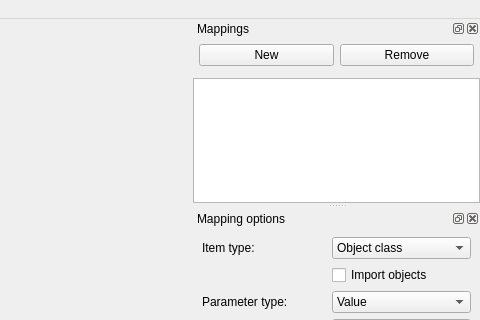
This is spinetoolbox/import_editor/ui/import_editor_window.ui in spine-tools/Spine-Toolbox as Qt 5 draws it before an edit; both pictures show x 717 to 1197 and y 0 to 320 of the 1197 by 697 pixel window. The edited form follows.
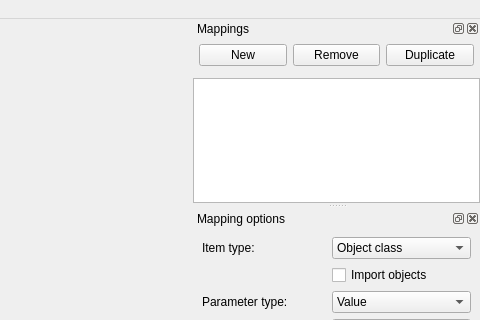
This is the edited form. Custom widgets are drawn as their Qt base class.

Commit message: Add option to duplicate a mapping in the Import editor

Patch:
```diff
--- a/spinetoolbox/import_editor/ui/import_editor_window.ui
+++ b/spinetoolbox/import_editor/ui/import_editor_window.ui
@@ -291,6 +291,13 @@
          </property>
         </widget>
        </item>
+       <item>
+        <widget class="QPushButton" name="duplicate_button">
+         <property name="text">
+          <string>Duplicate</string>
+         </property>
+        </widget>
+       </item>
       </layout>
      </item>
      <item>
```
The commit also changes 5 other files.
